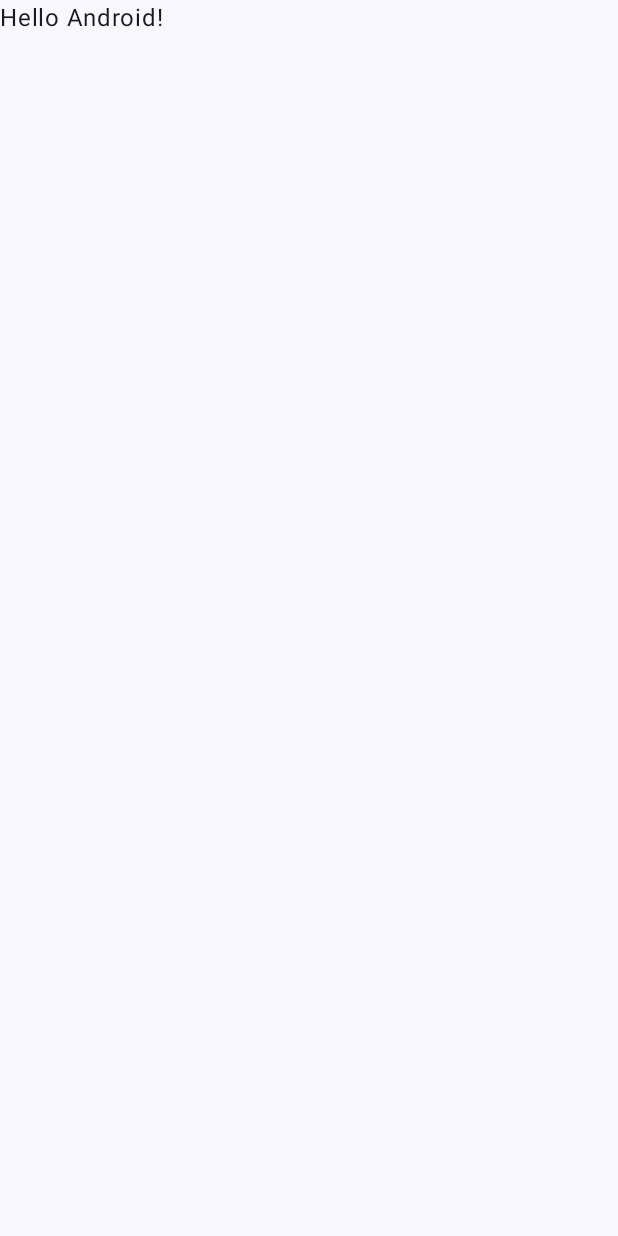
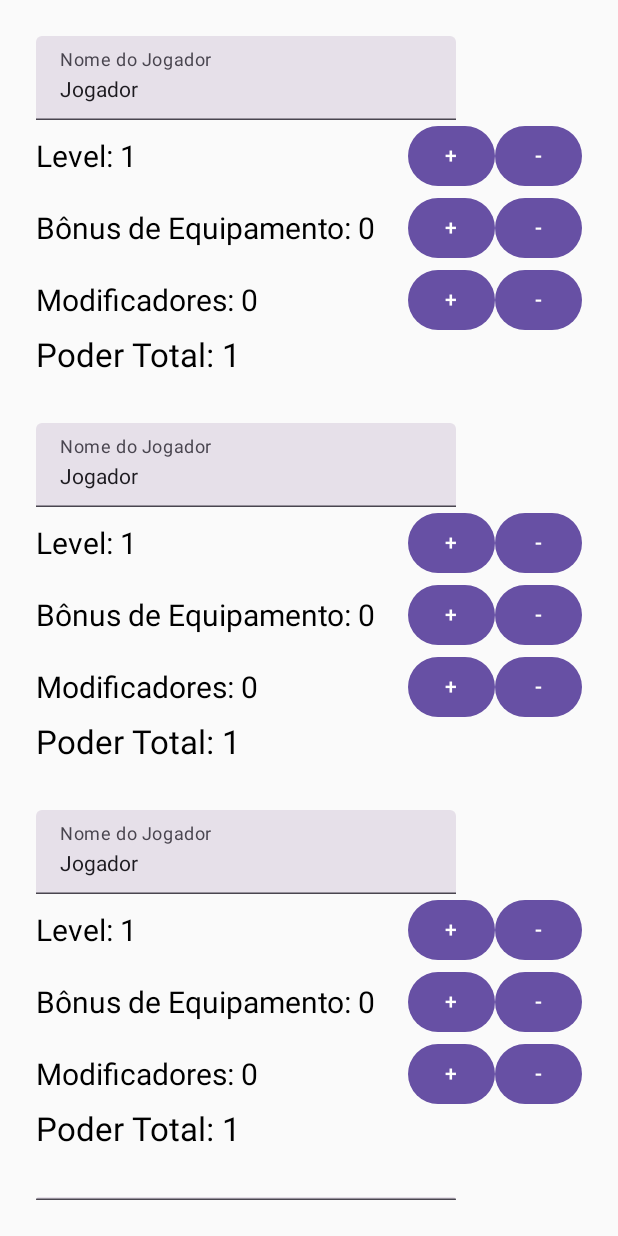
Before and after one commit to MatheusFeliphe1997/Jogo_Exercicio_App, an Android app built with Jetpack Compose: the screen it shows after launch (MainActivity), on a phone screen of 412 x 824 dp. Before the commit the screen is almost empty. Run offline under Robolectric (Android 15) with nearby library versions, the phone set to English and light mode, and no system bars.

Commit message:
Commit Quase Pronto
Falta conseguir rolar a tela

```diff
--- a/app/build.gradle.kts
+++ b/app/build.gradle.kts
@@ -50,7 +50,7 @@ android {
 }
 
 dependencies {
-
+    implementation("androidx.navigation:navigation-fragment-compose:2.8.1")
     implementation(libs.androidx.core.ktx)
     implementation(libs.androidx.lifecycle.runtime.ktx)
     implementation(libs.androidx.activity.compose)
--- /dev/null
+++ b/app/src/main/java/com/example/jogo/Jogador.kt
@@ -0,0 +1,7 @@
+package com.example.jogo
+ data class Jogador (
+     var nome: String = "Jogador",
+     var level: Int = 1,
+     var equipmentBonus: Int = 0,
+     var modifiers: Int = 0
+ )
--- a/app/src/main/java/com/example/jogo/MainActivity.kt
+++ b/app/src/main/java/com/example/jogo/MainActivity.kt
@@ -1,16 +1,32 @@
 package com.example.jogo
 
+import androidx.compose.material3.Button
 import android.os.Bundle
 import androidx.activity.ComponentActivity
 import androidx.activity.compose.setContent
 import androidx.activity.enableEdgeToEdge
+import androidx.compose.foundation.layout.Column
+import androidx.compose.foundation.layout.Row
+import androidx.compose.foundation.layout.Spacer
 import androidx.compose.foundation.layout.fillMaxSize
+import androidx.compose.foundation.layout.fillMaxWidth
+import androidx.compose.foundation.layout.height
 import androidx.compose.foundation.layout.padding
 import androidx.compose.material3.Scaffold
 import androidx.compose.material3.Text
+import androidx.compose.material3.TextField
 import androidx.compose.runtime.Composable
+import androidx.compose.runtime.getValue
+import androidx.compose.runtime.mutableIntStateOf
+import androidx.compose.runtime.mutableStateListOf
+import androidx.compose.runtime.mutableStateOf
+import androidx.compose.runtime.remember
+import androidx.compose.runtime.setValue
+import androidx.compose.ui.Alignment
 import androidx.compose.ui.Modifier
 import androidx.compose.ui.tooling.preview.Preview
+import androidx.compose.ui.unit.dp
+import androidx.compose.ui.unit.sp
 import com.example.jogo.ui.theme.JogoTheme
 
 class MainActivity : ComponentActivity() {
@@ -18,30 +34,56 @@ class MainActivity : ComponentActivity() {
         super.onCreate(savedInstanceState)
         enableEdgeToEdge()
         setContent {
-            JogoTheme {
-                Scaffold(modifier = Modifier.fillMaxSize()) { innerPadding ->
-                    Greeting(
-                        name = "Android",
-                        modifier = Modifier.padding(innerPadding)
-                    )
-                }
-            }
+            LayoutMain()
         }
     }
 }
 
 @Composable
-fun Greeting(name: String, modifier: Modifier = Modifier) {
-    Text(
-        text = "Hello $name!",
-        modifier = modifier
-    )
+fun LayoutMain() {
+    val players = remember { mutableStateListOf(Jogador(), Jogador(), Jogador(), Jogador(), Jogador(), Jogador()) }
+
+    Column(modifier = Modifier
+        .fillMaxSize()
+        .padding(16.dp)) {
+        players.forEachIndexed { index, player ->
+            PlayerCard(player, index)
+            Spacer(modifier = Modifier.height(16.dp))
+        }
+    }
 }
 
-@Preview(showBackground = true)
 @Composable
-fun GreetingPreview() {
-    JogoTheme {
-        Greeting("Android")
+fun PlayerCard(player: Jogador, index: Int) {
+    var name by remember { mutableStateOf(player.nome) }
+    var level by remember { mutableStateOf(player.level) }
+    var equipmentBonus by remember { mutableStateOf(player.equipmentBonus) }
+    var modifiers by remember { mutableStateOf(player.modifiers) }
+
+    Column(modifier = Modifier
+        .fillMaxWidth()
+        .padding(8.dp)) {
+        TextField(value = name, onValueChange = { name = it; player.nome = name }, label = { Text(text = "Nome do Jogador") })
+
+        Row(modifier = Modifier.fillMaxWidth(), verticalAlignment = Alignment.CenterVertically) {
+            Text(text = "Level: $level", fontSize = 20.sp, modifier = Modifier.weight(1f))
+            Button(onClick = { if (level < 10) { level++; player.level = level } }) { Text("+") }
+            Button(onClick = { if (level > 1) { level--; player.level = level } }) { Text("-") }
+        }
+
+        Row(modifier = Modifier.fillMaxWidth(), verticalAlignment = Alignment.CenterVertically) {
+            Text(text = "Bônus de Equipamento: $equipmentBonus", fontSize = 20.sp, modifier = Modifier.weight(1f))
+            Button(onClick = { equipmentBonus++; player.equipmentBonus = equipmentBonus }) { Text("+") }
+            Button(onClick = { if (equipmentBonus > 0) { equipmentBonus--; player.equipmentBonus = equipmentBonus } }) { Text("-") }
+        }
+
+        Row(modifier = Modifier.fillMaxWidth(), verticalAlignment = Alignment.CenterVertically) {
+            Text(text = "Modificadores: $modifiers", fontSize = 20.sp, modifier = Modifier.weight(1f))
+            Button(onClick = { modifiers++; player.modifiers = modifiers }) { Text("+") }
+            Button(onClick = { if (modifiers > 0) { modifiers--; player.modifiers = modifiers } }) { Text("-") }
+        }
+
+        val totalPower = level + equipmentBonus + modifiers
+        Text(text = "Poder Total: $totalPower", fontSize = 22.sp)
     }
 }
```
